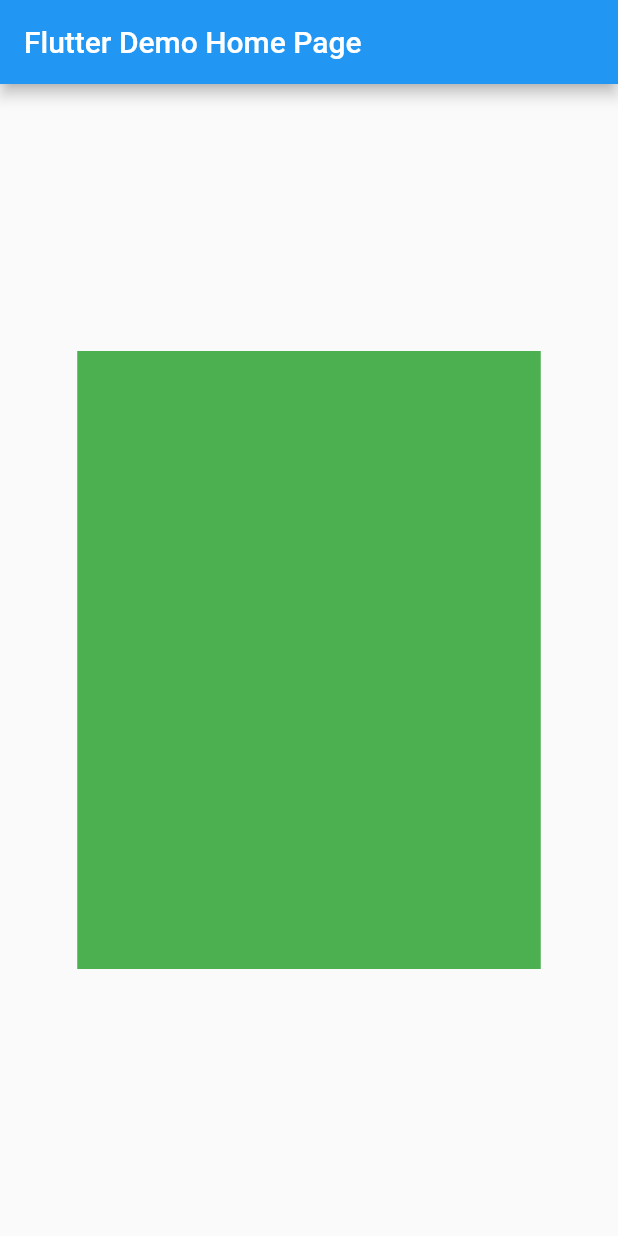
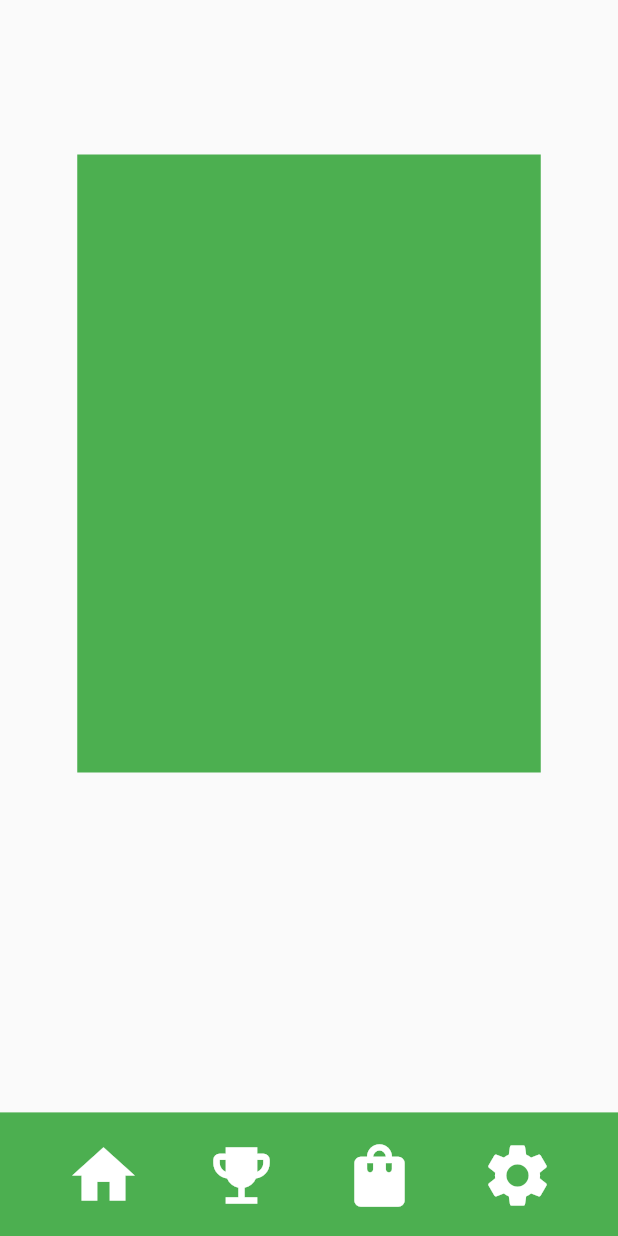
Before and after one commit to lydiaharvey/Group-6, a Flutter app: the screen it shows after launch, on a phone screen of 412 x 824 dp. Run offline on Flutter 3.47's test engine with Material 2 defaults, Android fonts, the light colour scheme and no system bars.

Commit message:
Added app bar at the bottom with working button icons
Signed-off-by: Lydia <lydiaharvey24@gmail.com>

```diff
--- a/swipingcodebase/lib/main.dart
+++ b/swipingcodebase/lib/main.dart
@@ -1,6 +1,7 @@
 import 'package:flutter/material.dart';
 
 void main() {
+  //var green = Color(sadasjk)
   runApp(const MyApp());
 }
 
@@ -31,20 +32,71 @@ class _MyHomePageState extends State<MyHomePage> {
   @override
   Widget build(BuildContext context) {
     return Scaffold(
-      appBar: AppBar(
-        title: Text(widget.title),
-      ),
-      body: Stack(
-        children: [Align(alignment: Alignment(0,0),
-        child: Container(
-          height: MediaQuery.of(context).size.height*0.5,
-        width: MediaQuery.of(context).size.width*0.75,
-        color: Colors.green,))]
-        ,
-      )
+        body: Stack(children: [
+      Align(
+          alignment: Alignment(0, -0.5),
+          child: Container(
+            height: MediaQuery.of(context).size.height * 0.5,
+            width: MediaQuery.of(context).size.width * 0.75,
+            color: Colors.green,
+          )),
+      navigationBar()
+    ])
 
-
-     // This trailing comma makes auto-formatting nicer for build methods.
-    );
+        // This trailing comma makes auto-formatting nicer for build methods.
+        );
   }
 }
+
+class navigationBar extends StatefulWidget {
+  const navigationBar({Key? key}) : super(key: key);
+
+  @override
+  _navigationBarState createState() => _navigationBarState();
+}
+
+class _navigationBarState extends State<navigationBar> {
+  @override
+  Widget build(BuildContext context) {
+    return Align(
+        alignment: Alignment.bottomCenter,
+        child: Container(
+          height: MediaQuery.of(context).size.height * 0.10,
+          width: MediaQuery.of(context).size.width,
+          color: Colors.green,
+          child: Row(
+            mainAxisAlignment: MainAxisAlignment.spaceEvenly,
+            children: [
+              IconButton(
+                  padding: EdgeInsets.zero,
+                  style: IconButton.styleFrom(
+                      fixedSize: Size(MediaQuery.of(context).size.height * 0.1,
+                          MediaQuery.of(context).size.height * 0.1)),
+                  onPressed: () {},
+                  icon: Icon(color: Colors.white, Icons.home,size: 50)),
+              IconButton(
+                  padding: EdgeInsets.zero,
+                  style: IconButton.styleFrom(
+                      fixedSize: Size(MediaQuery.of(context).size.height * 0.1,
+                          MediaQuery.of(context).size.height * 0.1)),
+                  onPressed: () {},
+                  icon: Icon(color: Colors.white, Icons.emoji_events,size: 50)),
+              IconButton(
+                  padding: EdgeInsets.zero,
+                  style: IconButton.styleFrom(
+                      fixedSize: Size(MediaQuery.of(context).size.height * 0.1,
+                          MediaQuery.of(context).size.height * 0.1)),
+                  onPressed: () {},
+                  icon: Icon(color: Colors.white, Icons.shopping_bag,size: 50)),
+              IconButton(
+                  padding: EdgeInsets.zero,
+                  style: IconButton.styleFrom(
+                      fixedSize: Size(MediaQuery.of(context).size.height * 0.1,
+                          MediaQuery.of(context).size.height * 0.1)),
+                  onPressed: () {},
+                  icon: Icon(color: Colors.white, Icons.settings,size: 50,))
+            ],
+          ),
+        ));
+  }
+}
```
